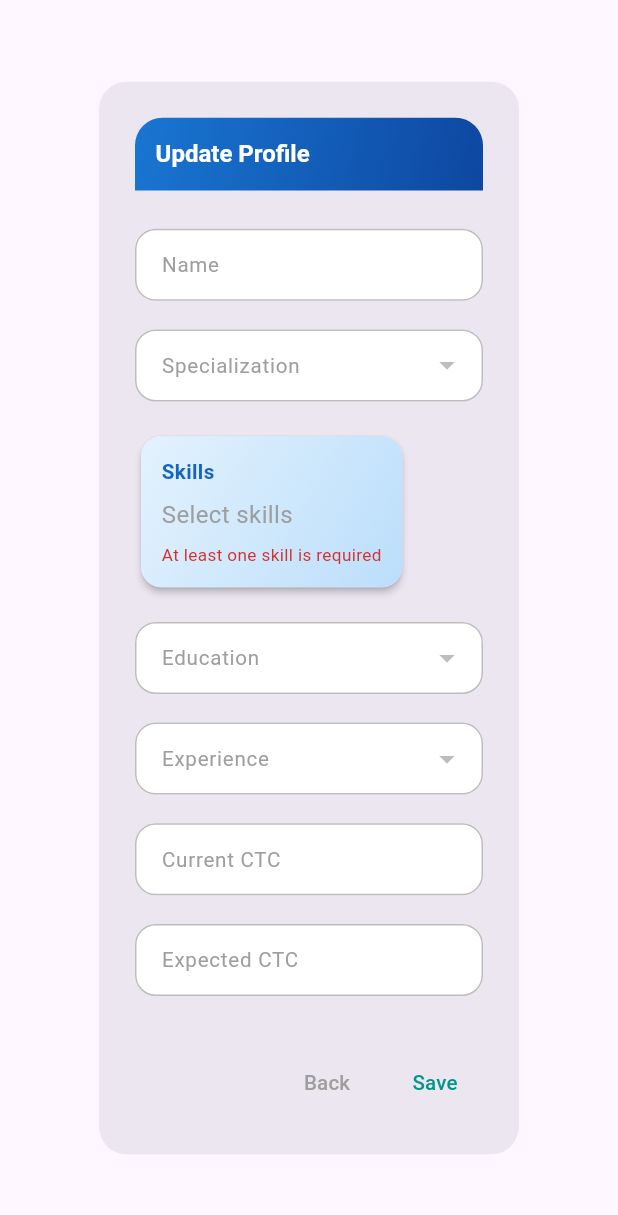
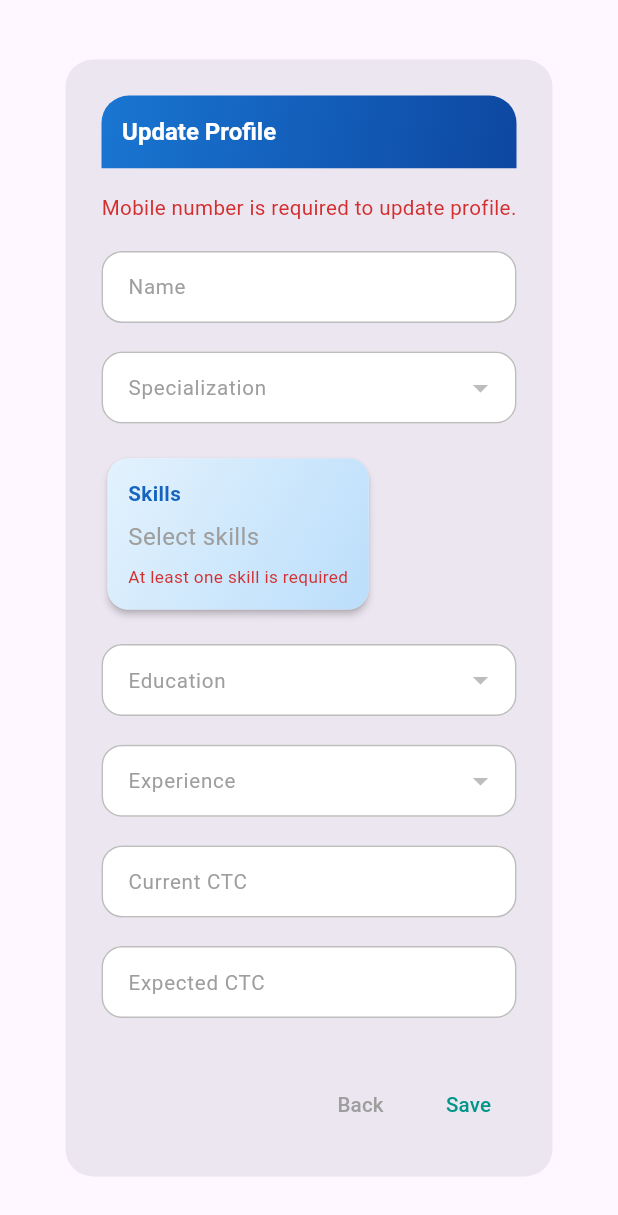
Before and after one commit to avrsoftdev/naukriwala_flutter, a Flutter app: the ProfileDialog widget shown alone on an empty page, opened directly with empty values, after a tap on "Save", on a phone screen of 412 x 824 dp. Shown: the top 1215 px of the screen. Run offline on Flutter 3.47's test engine with Material 3 defaults, Android fonts, the phone set to English and light mode, and no system bars; our stand-ins replace cloud_firestore, cloud_functions, firebase_auth, firebase_core, firebase_messaging, firebase_storage and 8 more; missing offline and left inert: add_2_calendar, firebase_app_check; accounts and stored records are empty.

Commit message:
Edit Recruiter Profile

```diff
--- a/lib/screens/profile_screen.dart
+++ b/lib/screens/profile_screen.dart
@@ -989,6 +989,7 @@ class ProfileScreenState extends State<ProfileScreen> {
                     },
                   ),
                 ),
+              ],
               Container(
                 margin: EdgeInsets.only(
                   right: 8.w,
@@ -1010,7 +1011,6 @@ class ProfileScreenState extends State<ProfileScreen> {
                   onPressed: _showUpdateProfileDialog,
                 ),
               ),
-              ],
             ],
           ),
           body: Container(
@@ -1883,10 +1883,19 @@ class ProfileDialogState extends State<ProfileDialog> {
           onPressed: _isLoading
               ? null
               : () {
+                  final mobileNumber = widget.mobileNumber?.trim() ?? '';
+                  if (mobileNumber.isEmpty) {
+                    setState(() {
+                      _errorMessage =
+                          'Mobile number is required to update profile.';
+                    });
+                    return;
+                  }
+
                   final profileData = widget.isRecruiter
                       ? {
                           'name': _nameController.text.trim(),
-                          'mobileNumber': widget.mobileNumber!.trim(),
+                          'mobileNumber': mobileNumber,
                           'companyName': _companyNameController.text.trim(),
                           'companyProfile': _companyProfileController.text
                               .trim(),
@@ -1895,7 +1904,7 @@ class ProfileDialogState extends State<ProfileDialog> {
                         }
                       : {
                           'name': _nameController.text.trim(),
-                          'mobileNumber': widget.mobileNumber!.trim(),
+                          'mobileNumber': mobileNumber,
                           'skills': _skills,
                           'education': _education,
                           'experience': _experienceController.text.trim(),
```
Lines whose indentation alone changed are shown as unchanged.
